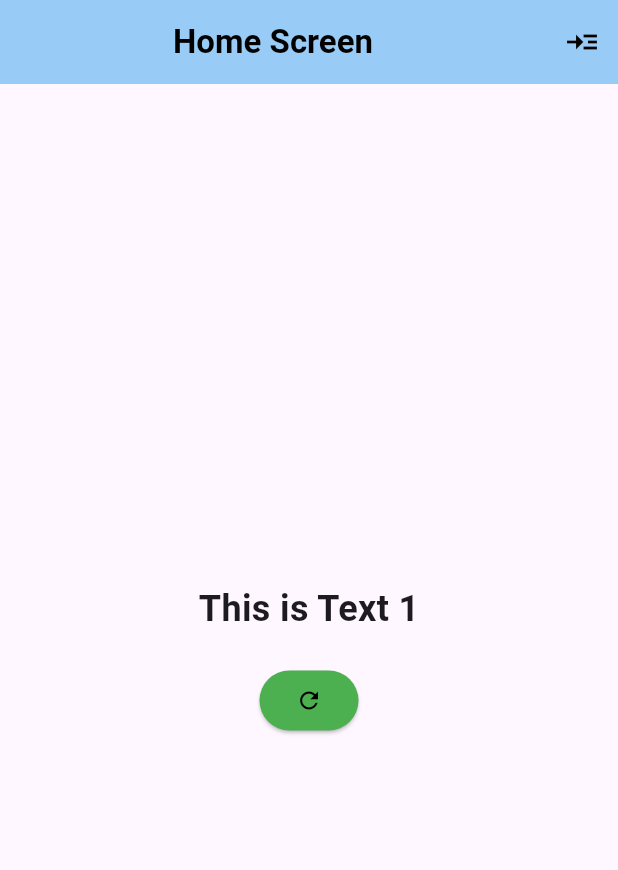
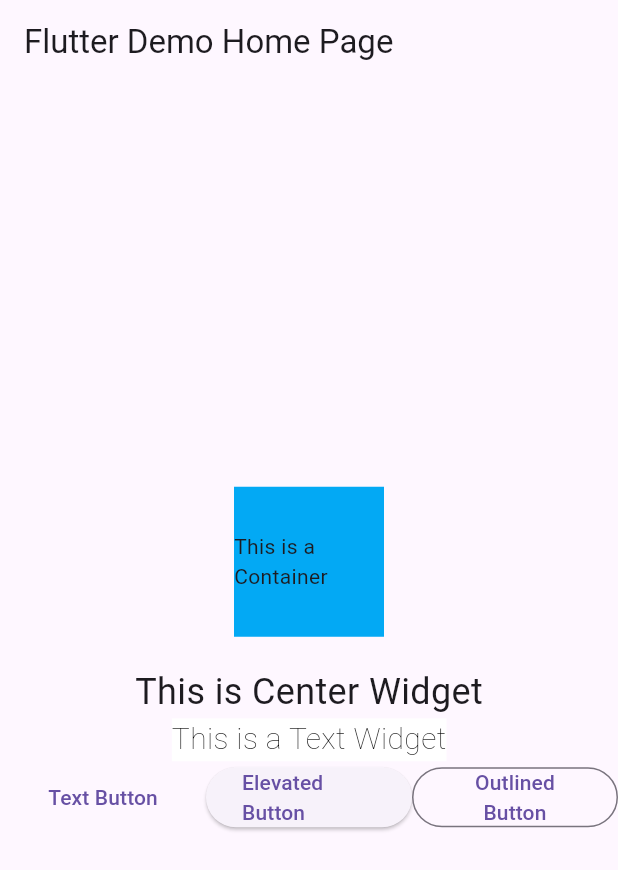
Before and after one commit to Akshai-krishna-2003/learning_flutter, a Flutter app: the screen it shows after launch, on a phone screen of 412 x 824 dp. Shown: the top 870 px of the screen. Run offline on Flutter 3.47's test engine with Material 3 defaults, Android fonts, the phone set to English and light mode, and no system bars; Roboto replaces fonts that are missing (Arial).

Commit message:
learn: flutter ui

```diff
--- a/Tutorials followed/WsCube Tech Youtube Tutorials/playlist_recommended_order - From WsCube Tech.csv
+++ b/Tutorials followed/WsCube Tech Youtube Tutorials/playlist_recommended_order - From WsCube Tech.csv
@@ -14,11 +14,11 @@ video_no, Sno, Title
       16,  16, How to Run the App on macOS🔥 | Flutter Tutorial                                              , https://www.youtube.com/watch?v=CWoIIr8KL_s, Setup & Tools                ,        1, Watch Now (high priority), True
       17,  17, Step by Step Guide to Running Flutter App on Windows🔥                                        , https://www.youtube.com/watch?v=vh6Rlka8sOM, Setup & Tools                ,        1, Watch Now (high priority), True
       38,  38, "Flutter Installation: Windows,  Android Studio on VSCode & XCode - Complete Tutorial"        , https://www.youtube.com/watch?v=b_YcmSnx8eY, Setup & Tools                ,        1, Watch Now (high priority), True
-       2,   2, What is Flutter Architecture? [HINDI] - Complete Tutorial                                     , https://www.youtube.com/watch?v=PKDWinlLfAo, Architecture / Concepts      ,        2, Watch Now (high priority)
-      29,  29, Flutter Widgets: What is Container & How to Use it in Flutter?                                , https://www.youtube.com/watch?v=_R4Pr3tR0uY, Widgets & Layouts            ,        3, Watch Now (high priority)
-      30,  30, Flutter Widgets: What is the Center Widget-Explained                                          , https://www.youtube.com/watch?v=ATMuWZCu1kA, Widgets & Layouts            ,        3, Watch Now (high priority)
-      31,  31, Flutter Widgets: Flutter Text and its Styles Widgets | Complete Guide [Hindi]                 , https://www.youtube.com/watch?v=TEbSg0-L2ok, Widgets & Layouts            ,        3, Watch Now (high priority)
-      32,  32, All Types of Button in Flutter - Complete Tutorial                                            , https://www.youtube.com/watch?v=63IReaxPxhs, Widgets & Layouts            ,        3, Watch Now (high priority)
+       2,   2, What is Flutter Architecture? [HINDI] - Complete Tutorial                                     , https://www.youtube.com/watch?v=PKDWinlLfAo, Architecture / Concepts      ,        2, Watch Now (high priority), True
+      29,  29, Flutter Widgets: What is Container & How to Use it in Flutter?                                , https://www.youtube.com/watch?v=_R4Pr3tR0uY, Widgets & Layouts            ,        3, Watch Now (high priority), True
+      30,  30, Flutter Widgets: What is the Center Widget-Explained                                          , https://www.youtube.com/watch?v=ATMuWZCu1kA, Widgets & Layouts            ,        3, Watch Now (high priority), True
+      31,  31, Flutter Widgets: Flutter Text and its Styles Widgets | Complete Guide [Hindi]                 , https://www.youtube.com/watch?v=TEbSg0-L2ok, Widgets & Layouts            ,        3, Watch Now (high priority), True
+      32,  32, All Types of Button in Flutter - Complete Tutorial                                            , https://www.youtube.com/watch?v=63IReaxPxhs, Widgets & Layouts            ,        3, Watch Now (high priority), True
       33,  33, Flutter: How to Add Image in App - Complete Guide [Hindi]                                     , https://www.youtube.com/watch?v=GjuFaVk4mSs, Widgets & Layouts            ,        3, Watch Now (high priority)
       34,  34, What are Rows and Columns with Examples? | Flutter Widgets Tutorial                           , https://www.youtube.com/watch?v=YhOSXAAPcsA, Widgets & Layouts            ,        3, Watch Now (high priority)
       35,  35, What is InkWell Widget & Its Importance in Flutter [Hindi]                                    , https://www.youtube.com/watch?v=OwApCJUe-8o, Widgets & Layouts            ,        3, Watch Now (high priority)
--- /dev/null
+++ b/lib/flutter_ui_learning/learn_center.dart
@@ -0,0 +1,18 @@
+import 'package:flutter/material.dart';
+
+/// What is Center widget in flutter?
+/// The Center widget in Flutter is a layout widget that centers its child widget within itself.
+/// It is commonly used to center a single widget both horizontally and vertically within its parent widget.
+
+class LearnCenter extends StatelessWidget {
+  const LearnCenter({super.key});
+  @override
+  Widget build(BuildContext context) {
+    return Center(
+      child: Text(
+        'This is Center Widget',
+        style: TextStyle(fontSize: 24, fontFamily: 'Arial'),
+      ),
+    );
+  }
+}
--- /dev/null
+++ b/lib/flutter_ui_learning/learn_container.dart
@@ -0,0 +1,26 @@
+import 'package:flutter/material.dart';
+
+/// What is a container in flutter?
+/// Container is a widget that allows you to
+/// create a rectangular visual element on the screen.
+///  It is a versatile widget that can be used to create various UI elements such as buttons, cards, and other visual components.
+/// The container widget can be customized with various properties such as color, size, padding, margin, border, and more.
+
+class LearnContainer extends StatefulWidget {
+  const LearnContainer({super.key});
+
+  @override
+  State<LearnContainer> createState() => _LearnContainerState();
+}
+
+class _LearnContainerState extends State<LearnContainer> {
+  @override
+  Widget build(BuildContext context) {
+    return Container(
+      width: 100,
+      height: 100,
+      color: Colors.lightBlue,
+      child: Center(child: Text('This is a Container')),
+    );
+  }
+}
--- /dev/null
+++ b/lib/flutter_ui_learning/learn_text_widget.dart
@@ -0,0 +1,20 @@
+import 'package:flutter/material.dart';
+import 'package:flutter/widgets.dart';
+
+/// What is Text widget in flutter?
+/// The Text widget in Flutter is used to display a string of text with single style.
+
+class LearnTextWidget extends StatelessWidget {
+  @override
+  Widget build(BuildContext context) {
+    return Text(
+      'This is a Text Widget',
+      style: TextStyle(
+        fontSize: 20,
+        color: Color(0xFF000000),
+        fontWeight: FontWeight.w100, // Makes the text thin
+        backgroundColor: Colors.white,
+      ),
+    );
+  }
+}
--- /dev/null
+++ b/lib/flutter_ui_learning/learning_button_types.dart
@@ -0,0 +1,58 @@
+import 'package:flutter/material.dart';
+
+/// What is buttons and its types in flutter?
+/// A button is a clickable widget that allows users to perform an action or trigger an event when pressed.
+/// Flutter provides several built-in button widgets, each with its own unique style and behavior.
+
+class LearningButtonTypes extends StatefulWidget {
+  const LearningButtonTypes({super.key});
+  @override
+  State<LearningButtonTypes> createState() => _LearningButtonTypesState();
+}
+
+class _LearningButtonTypesState extends State<LearningButtonTypes> {
+  @override
+  Widget build(BuildContext context) {
+    return Flexible(
+      child: Row(
+        children: [
+          // Text Button --> A simple button with text label
+          Expanded(
+            child: TextButton(
+              onPressed: () {
+                showToast('Text Button Pressed');
+              },
+              child: Text('Text Button'),
+              onLongPress: () {
+                showToast('Text Button Long Pressed');
+              },
+            ),
+          ),
+          // Elevated Button --> A button with a raised appearance
+          Expanded(
+            child: ElevatedButton(
+              onPressed: () {
+                showToast('Elevated Button Pressed');
+              },
+              child: Text('Elevated Button'),
+            ),
+          ),
+          // Outlined Button --> A button with an outlined border
+          Expanded(
+            child: OutlinedButton(
+              onPressed: () {
+                showToast('Outlined Button Pressed');
+              },
+              child: Text('Outlined Button', textAlign: TextAlign.center),
+            ),
+          ),
+        ],
+      ),
+    );
+  }
+
+  void showToast(String message) {
+    final scaffold = ScaffoldMessenger.of(context);
+    scaffold.showSnackBar(SnackBar(content: Text(message)));
+  }
+}
--- a/lib/main.dart
+++ b/lib/main.dart
@@ -1,4 +1,8 @@
 import 'package:flutter/material.dart';
+import 'package:learning_flutter/flutter_ui_learning/learn_center.dart';
+import 'package:learning_flutter/flutter_ui_learning/learn_container.dart';
+import 'package:learning_flutter/flutter_ui_learning/learn_text_widget.dart';
+import 'package:learning_flutter/flutter_ui_learning/learning_button_types.dart';
 
 void main() {
   runApp(const MyApp());
@@ -17,77 +21,18 @@ class HomeScreen extends StatelessWidget {
   @override
   Widget build(BuildContext context) {
     return Scaffold(
-      appBar: AppBar(
-        backgroundColor: const Color.fromARGB(255, 152, 204, 246),
-        title: Center(
-          child: Text(
-            'Home Screen',
-            style: TextStyle(color: Colors.black, fontWeight: FontWeight.bold),
-          ),
-        ),
-        actions: [
-          IconButton(
-            icon: Icon(Icons.read_more, color: Colors.black),
-            onPressed: () {},
-          ),
+      appBar: AppBar(title: Text('Flutter Demo Home Page')),
+      body: Column(
+        crossAxisAlignment: CrossAxisAlignment.center,
+        mainAxisAlignment: MainAxisAlignment.center,
+        children: [
+          LearnContainer(),
+          SizedBox(height: 20),
+          LearnCenter(),
+          LearnTextWidget(),
+          LearningButtonTypes(),
         ],
-      ),
-      body: Column(
-        mainAxisAlignment: MainAxisAlignment.center,
-        children: [Center(child: TextWidgetChange())],
       ),
     );
   }
 }
-
-class TextWidgetChange extends StatefulWidget {
-  const TextWidgetChange({super.key});
-
-  @override
-  State<StatefulWidget> createState() {
-    return _TextWidgetChangeState();
-  }
-}
-
-class _TextWidgetChangeState extends State<TextWidgetChange> {
-  final List<String> texts = [
-    "This is Text 1",
-    "This is Text 2",
-    "This is Text 3",
-    "This is Text 4",
-    "This is Text 5",
-    "This is Text 6",
-    "This is Text 7",
-    "This is Text 8",
-    "This is Text 9",
-    "This is Text 10",
-    "This is Text 11",
-    "This is Text 12",
-    "This is Text 13",
-    "This is Text 14",
-    "This is Text 15",
-  ];
-  int currentIndex = 0;
-  @override
-  Widget build(BuildContext context) {
-    return Column(
-      mainAxisAlignment: MainAxisAlignment.center,
-      children: [
-        Text(
-          texts[currentIndex],
-          style: TextStyle(fontSize: 24, fontWeight: FontWeight.bold),
-        ),
-        SizedBox(height: 20),
-        ElevatedButton(
-          style: ElevatedButton.styleFrom(backgroundColor: Colors.green),
-          onPressed: () {
-            setState(() {
-              currentIndex = (currentIndex + 1) % texts.length;
-            });
-          },
-          child: Icon(Icons.refresh, color: Colors.black),
-        ),
-      ],
-    );
-  }
-}
```
